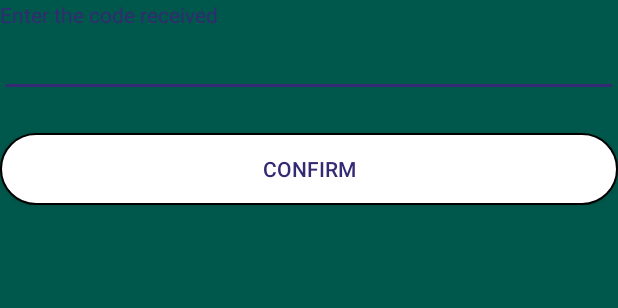
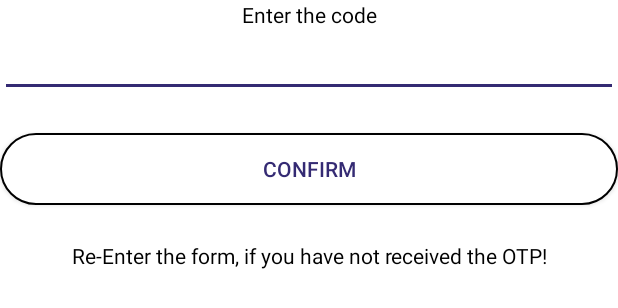
Before and after one commit to amegha/newBadminton, an Android app: the layout dialog_confirm.xml on its own in the app's theme, with its tools: preview values and no code run, on a phone screen of 412 x 824 dp. Shown: the top 308 px of the screen. Run offline under Robolectric (Android 15) with nearby library versions, the light colour scheme and no system bars.

Commit message:
badminton to_do added spinner added confirm otp added

```diff
--- a/app/src/main/res/layout/dialog_confirm.xml
+++ b/app/src/main/res/layout/dialog_confirm.xml
@@ -2,30 +2,57 @@
 <LinearLayout xmlns:android="http://schemas.android.com/apk/res/android"
     android:layout_width="match_parent"
     android:layout_height="match_parent"
-    android:background="@color/colorPrimaryDark"
+    android:background="@color/main_color"
     android:orientation="vertical">
 
     <TextView
-        android:layout_width="wrap_content"
+        android:layout_width="match_parent"
         android:layout_height="wrap_content"
-        android:text="Enter the code received"
-        android:textColor="@color/colorAccent" />
+        android:gravity="center"
+        android:text="Enter the code"
+        android:textColor="@color/app_text" />
 
     <EditText
         android:id="@+id/editTextOtp"
         android:layout_width="match_parent"
         android:layout_height="wrap_content"
-        android:inputType="textEmailAddress" />
+        android:inputType="numberPassword" />
+
+    <LinearLayout
+        android:layout_width="match_parent"
+        android:layout_height="wrap_content"
+        android:orientation="horizontal"
+        >
 
         <Button
             android:id="@+id/buttonConfirm"
-        android:layout_width="fill_parent"
+            android:layout_width="match_parent"
+            android:layout_height="match_parent"
+            android:layout_marginTop="24dp"
+            android:layout_marginBottom="24dp"
+            android:background="@drawable/round_button"
+            android:onClick="validateOTP"
+            android:padding="12dp"
+            android:text="Confirm"
+            android:textColor="@color/colorAccent" />
+        <!--<Button
+            android:id="@+id/re_enter"
+            android:layout_width="0dp"
+            android:layout_weight="1"
             android:layout_height="wrap_content"
             android:layout_marginTop="24dp"
             android:layout_marginBottom="24dp"
             android:background="@drawable/round_button"
+            android:onClick="reEnter"
             android:padding="12dp"
-        android:text="Confirm"
-        android:onClick="validateOTP"
-        android:textColor="@color/colorAccent" />
+            android:text="cancle"
+            android:textColor="@color/colorAccent" />-->
+
     </LinearLayout>
+    <TextView
+        android:layout_width="match_parent"
+        android:layout_height="wrap_content"
+        android:gravity="center"
+        android:text="Re-Enter the form, if you have not received the OTP!"
+        android:textColor="@color/app_text" />
+</LinearLayout>
```
Also changed, not shown: app/src/main/java/com/example/myapp_badminton/MainActivity.java (+52 -12 lines), 5 other files. Lines whose indentation alone changed are shown as unchanged.
